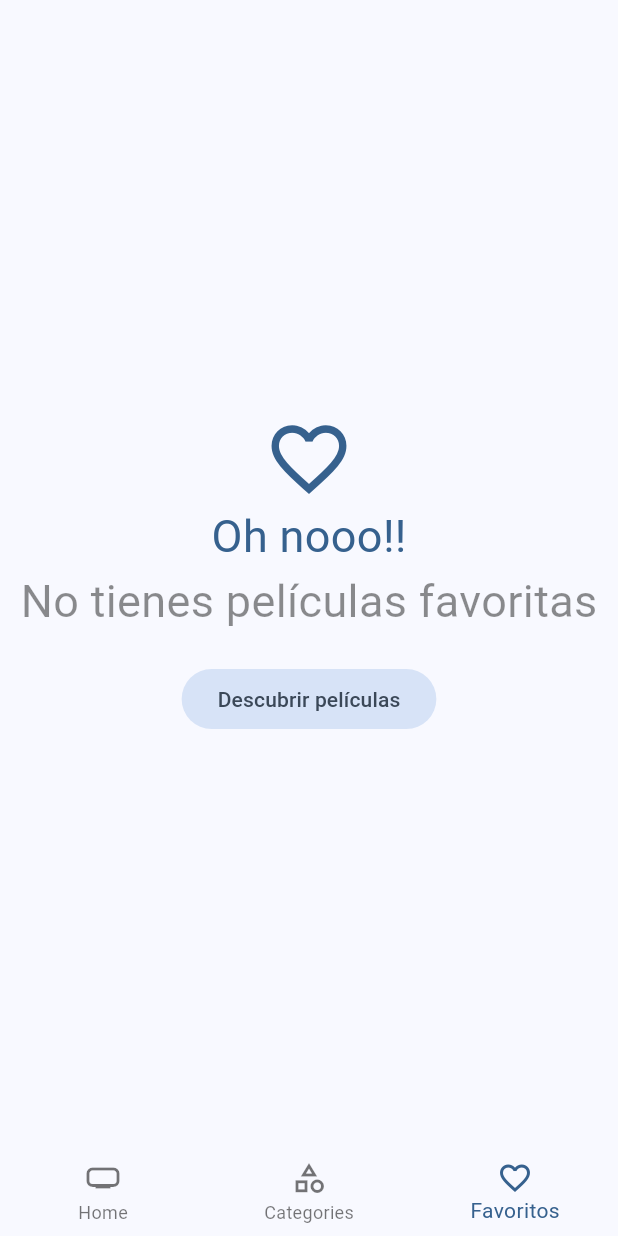
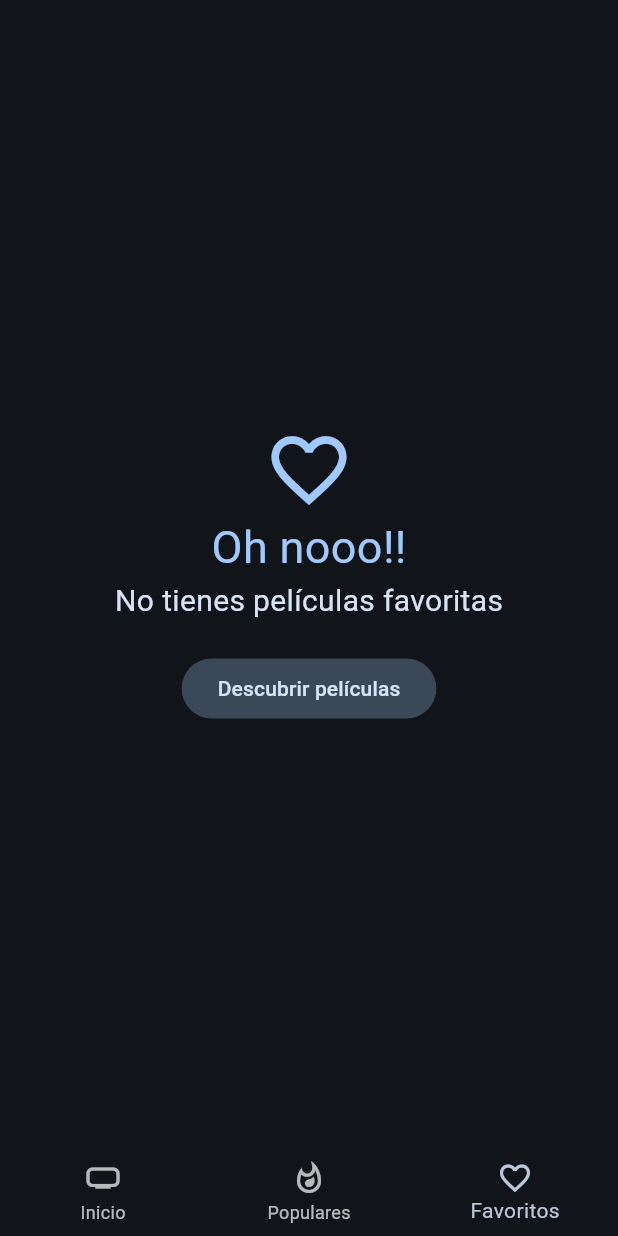
Before and after one commit to JahelCuadrado/cinemapedia, a Flutter app: the screen it shows after launch, item 3 of the bottom bar chosen, on a phone screen of 412 x 824 dp. Run offline on Flutter 3.47's test engine with Material 2 defaults, Android fonts, the phone set to English and light mode, and no system bars; our stand-ins replace animate_do, card_swiper, dio, flutter_dotenv, flutter_riverpod, go_router and 1 more; accounts and stored records are empty; generated files the repository leaves out were written again; network calls fail.

```diff
--- a/lib/config/theme/app_theme.dart
+++ b/lib/config/theme/app_theme.dart
@@ -6,7 +6,8 @@ class AppTheme{
 
   ThemeData getTheme() => ThemeData(
     useMaterial3: true,
-    colorSchemeSeed: Colors.blue
+    colorSchemeSeed: Colors.blue,
+    brightness: Brightness.dark
   );
 
 }
--- a/lib/presentation/screens/movies/home_screen.dart
+++ b/lib/presentation/screens/movies/home_screen.dart
@@ -15,7 +15,7 @@ class HomeScreen extends StatelessWidget {
 
   final viewRoutes = const <Widget>[
     HomeView(),
-    SizedBox(),
+    PopularesView(),
     FavoritesView(),
   ];
 
--- a/lib/presentation/views/movies/favorites_view.dart
+++ b/lib/presentation/views/movies/favorites_view.dart
@@ -54,8 +54,8 @@ class _FavoritesViewState extends ConsumerState<FavoritesView> {
 
             Icon( Icons.favorite_outline_sharp, size: 60, color: colors.primary,),
             Text('Oh nooo!!', style: TextStyle(fontSize: 30, color: colors.primary)),
-            const Text('No tienes películas favoritas', style: TextStyle(fontSize: 30, color:
-            Colors.black45)),
+            Text('No tienes películas favoritas', style: TextStyle(fontSize: 20, color:
+            colors.onSecondaryContainer)),
 
             //! botón que lleva al usuario a inicio
             const SizedBox(height: 20,),
--- a/lib/presentation/views/views.dart
+++ b/lib/presentation/views/views.dart
@@ -1,2 +1,3 @@
 export 'movies/favorites_view.dart';
 export 'movies/home_view.dart';
+export 'movies/populares_view.dart';
--- a/lib/presentation/widgets/shared/custom_buttom_navigation.dart
+++ b/lib/presentation/widgets/shared/custom_buttom_navigation.dart
@@ -37,13 +37,13 @@ class CustomButtomNavigation extends StatelessWidget {
       items: const [
 
         BottomNavigationBarItem(
-          label: 'Home',
+          label: 'Inicio',
           icon: Icon(Icons.home_max_outlined)
           ),
 
         BottomNavigationBarItem(
-          label: 'Categories',
-          icon: Icon(Icons.category_outlined)
+          label: 'Populares',
+          icon: Icon(Icons.whatshot_outlined)
           ),
 
         BottomNavigationBarItem(
```
Also changed, not shown: lib/presentation/views/movies/populares_view.dart (added, +34 -0 lines), lib/presentation/widgets/movies/movie_masonry.dart (+9 -0 lines).
